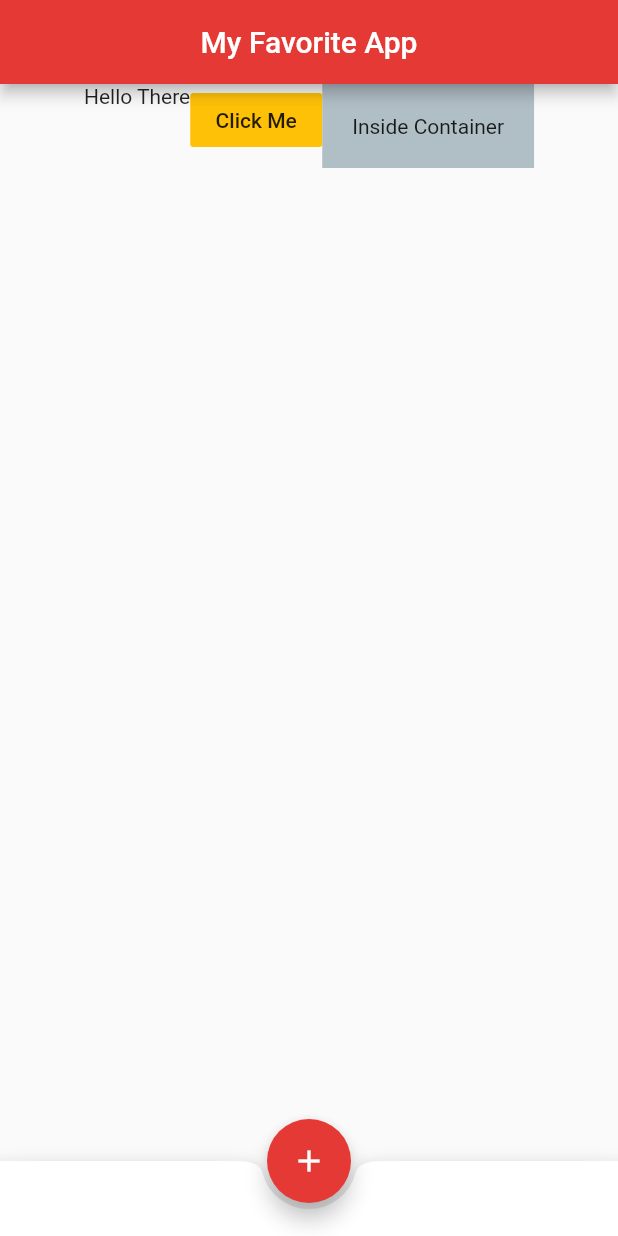
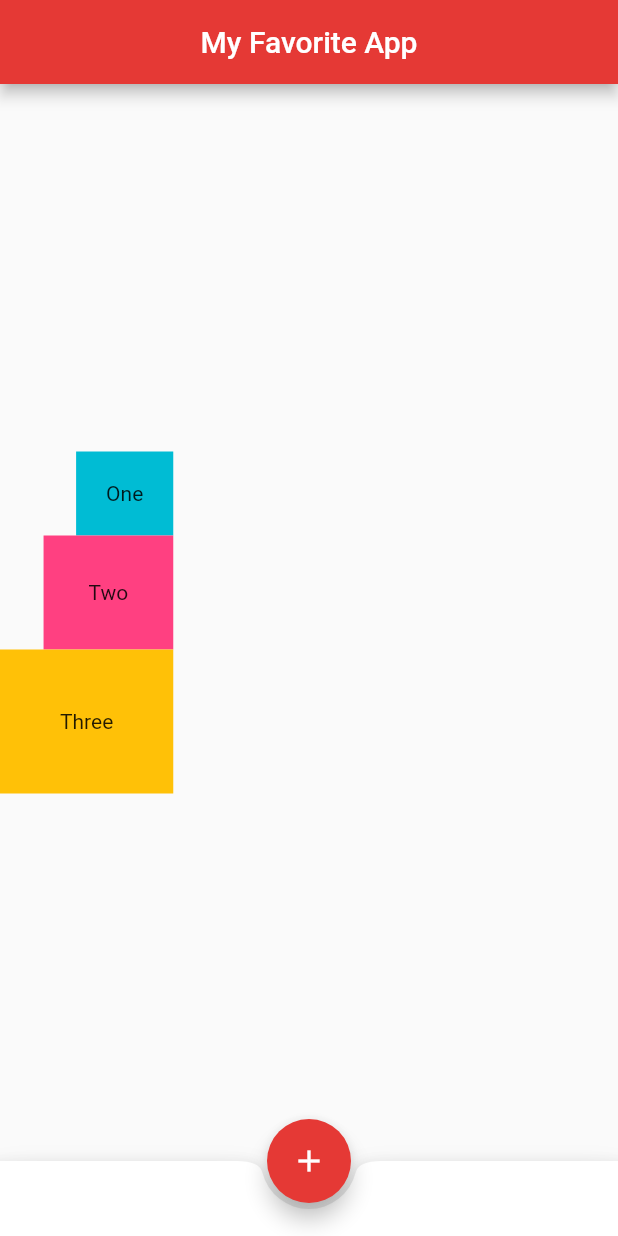
Before and after one commit to marville001/learn-flutter, a Flutter app: the screen it shows after launch, on a phone screen of 412 x 824 dp. Run offline on Flutter 3.47's test engine with Material 2 defaults, Android fonts, the phone set to English and light mode, and no system bars.

Commit message:
Using columns in flutter

```diff
--- a/lib/main.dart
+++ b/lib/main.dart
@@ -16,21 +16,25 @@ class Home extends StatelessWidget {
         centerTitle: true,
         backgroundColor: Colors.red[600],
       ),
-      body: Row(
+      body: Column(
         mainAxisAlignment: MainAxisAlignment.center,
-        crossAxisAlignment: CrossAxisAlignment.start,
+        crossAxisAlignment: CrossAxisAlignment.end,
         children: [
-          Text("Hello There"),
-          FlatButton(
-              onPressed: (){},
-              child: Text("Click Me"),
-            color: Colors.amber,
+          Container(
+            padding: const EdgeInsets.all(20.0),
+            color: Colors.cyan,
+            child: const Text("One"),
           ),
           Container(
-            padding: EdgeInsets.all(20.0),
-            color: Colors.blueGrey[200],
-            child: Text("Inside Container"),
-          )
+            padding: const EdgeInsets.all(30.0),
+            color: Colors.pinkAccent,
+            child: const Text("Two"),
+          ),
+          Container(
+            padding: const EdgeInsets.all(40.0),
+            color: Colors.amber,
+            child: const Text("Three"),
+          ),
         ],
       ),
       bottomNavigationBar: BottomAppBar(
```
